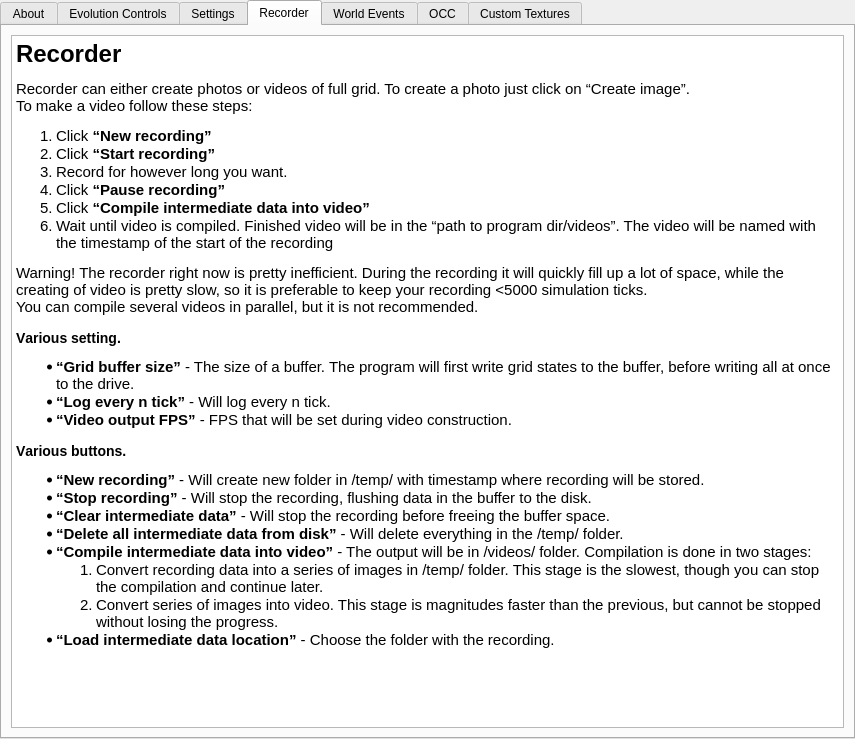
Before: the Qt Designer form Source/UiFiles/info.ui in SuperSpaceEye/LifeEngineExtended, drawn with Qt 5.
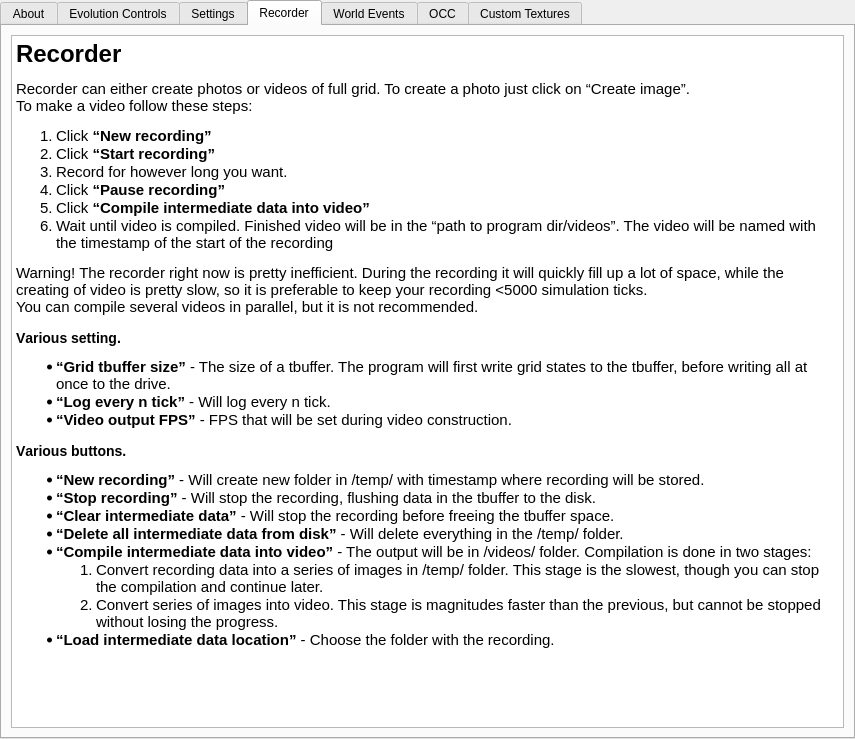
After: the same form once the commit is applied. The open tabs and pages were chosen to show the change.

```diff
--- a/Source/UiFiles/info.ui
+++ b/Source/UiFiles/info.ui
@@ -184,13 +184,13 @@
 &lt;li style=&quot; margin-top:0px; margin-bottom:12px; margin-left:0px; margin-right:0px; -qt-block-indent:0; text-indent:0px;&quot;&gt;Wait until video is compiled. Finished video will be in the “path to program dir/videos”. The video will be named with the timestamp of the start of the recording&lt;/li&gt;&lt;/ol&gt;
 &lt;p style=&quot; margin-top:12px; margin-bottom:12px; margin-left:0px; margin-right:0px; -qt-block-indent:0; text-indent:0px;&quot;&gt;Warning! The recorder right now is pretty inefficient. During the recording it will quickly fill up a lot of space, while the creating of video is pretty slow, so it is preferable to keep your recording &amp;lt;5000 simulation ticks.&lt;br /&gt;You can compile several videos in parallel, but it is not recommended.&lt;/p&gt;
 &lt;h3 style=&quot; margin-top:14px; margin-bottom:12px; margin-left:0px; margin-right:0px; -qt-block-indent:0; text-indent:0px;&quot;&gt;&lt;a name=&quot;Various_setting_13&quot;&gt;&lt;/a&gt;&lt;span style=&quot; font-size:large; font-weight:600;&quot;&gt;V&lt;/span&gt;&lt;span style=&quot; font-size:large; font-weight:600;&quot;&gt;arious setting.&lt;/span&gt;&lt;/h3&gt;
-&lt;ul style=&quot;margin-top: 0px; margin-bottom: 0px; margin-left: 0px; margin-right: 0px; -qt-list-indent: 1;&quot;&gt;&lt;li style=&quot; margin-top:12px; margin-bottom:0px; margin-left:0px; margin-right:0px; -qt-block-indent:0; text-indent:0px;&quot;&gt;&lt;span style=&quot; font-weight:600;&quot;&gt;“Grid buffer size”&lt;/span&gt; - The size of a buffer. The program will first write grid states to the buffer, before writing all at once to the drive.&lt;/li&gt;
+&lt;ul style=&quot;margin-top: 0px; margin-bottom: 0px; margin-left: 0px; margin-right: 0px; -qt-list-indent: 1;&quot;&gt;&lt;li style=&quot; margin-top:12px; margin-bottom:0px; margin-left:0px; margin-right:0px; -qt-block-indent:0; text-indent:0px;&quot;&gt;&lt;span style=&quot; font-weight:600;&quot;&gt;“Grid tbuffer size”&lt;/span&gt; - The size of a tbuffer. The program will first write grid states to the tbuffer, before writing all at once to the drive.&lt;/li&gt;
 &lt;li style=&quot; margin-top:0px; margin-bottom:0px; margin-left:0px; margin-right:0px; -qt-block-indent:0; text-indent:0px;&quot;&gt;&lt;span style=&quot; font-weight:600;&quot;&gt;“Log every n tick”&lt;/span&gt; - Will log every n tick.&lt;/li&gt;
 &lt;li style=&quot; margin-top:0px; margin-bottom:12px; margin-left:0px; margin-right:0px; -qt-block-indent:0; text-indent:0px;&quot;&gt;&lt;span style=&quot; font-weight:600;&quot;&gt;“Video output FPS”&lt;/span&gt; - FPS that will be set during video construction.&lt;/li&gt;&lt;/ul&gt;
 &lt;h3 style=&quot; margin-top:14px; margin-bottom:12px; margin-left:0px; margin-right:0px; -qt-block-indent:0; text-indent:0px;&quot;&gt;&lt;a name=&quot;Various_buttons_18&quot;&gt;&lt;/a&gt;&lt;span style=&quot; font-size:large; font-weight:600;&quot;&gt;V&lt;/span&gt;&lt;span style=&quot; font-size:large; font-weight:600;&quot;&gt;arious buttons.&lt;/span&gt;&lt;/h3&gt;
 &lt;ul style=&quot;margin-top: 0px; margin-bottom: 0px; margin-left: 0px; margin-right: 0px; -qt-list-indent: 1;&quot;&gt;&lt;li style=&quot; margin-top:12px; margin-bottom:0px; margin-left:0px; margin-right:0px; -qt-block-indent:0; text-indent:0px;&quot;&gt;&lt;span style=&quot; font-weight:600;&quot;&gt;“New recording”&lt;/span&gt; - Will create new folder in /temp/ with timestamp where recording will be stored.&lt;/li&gt;
-&lt;li style=&quot; margin-top:0px; margin-bottom:0px; margin-left:0px; margin-right:0px; -qt-block-indent:0; text-indent:0px;&quot;&gt;&lt;span style=&quot; font-weight:600;&quot;&gt;“Stop recording”&lt;/span&gt; - Will stop the recording, flushing data in the buffer to the disk.&lt;/li&gt;
-&lt;li style=&quot; margin-top:0px; margin-bottom:0px; margin-left:0px; margin-right:0px; -qt-block-indent:0; text-indent:0px;&quot;&gt;&lt;span style=&quot; font-weight:600;&quot;&gt;“Clear intermediate data”&lt;/span&gt; - Will stop the recording before freeing the buffer space.&lt;/li&gt;
+&lt;li style=&quot; margin-top:0px; margin-bottom:0px; margin-left:0px; margin-right:0px; -qt-block-indent:0; text-indent:0px;&quot;&gt;&lt;span style=&quot; font-weight:600;&quot;&gt;“Stop recording”&lt;/span&gt; - Will stop the recording, flushing data in the tbuffer to the disk.&lt;/li&gt;
+&lt;li style=&quot; margin-top:0px; margin-bottom:0px; margin-left:0px; margin-right:0px; -qt-block-indent:0; text-indent:0px;&quot;&gt;&lt;span style=&quot; font-weight:600;&quot;&gt;“Clear intermediate data”&lt;/span&gt; - Will stop the recording before freeing the tbuffer space.&lt;/li&gt;
 &lt;li style=&quot; margin-top:0px; margin-bottom:0px; margin-left:0px; margin-right:0px; -qt-block-indent:0; text-indent:0px;&quot;&gt;&lt;span style=&quot; font-weight:600;&quot;&gt;“Delete all intermediate data from disk”&lt;/span&gt; - Will delete everything in the /temp/ folder.&lt;/li&gt;
 &lt;li style=&quot; margin-top:0px; margin-bottom:0px; margin-left:0px; margin-right:0px; -qt-block-indent:0; text-indent:0px;&quot;&gt;&lt;span style=&quot; font-weight:600;&quot;&gt;“Compile intermediate data into video”&lt;/span&gt; - The output will be in /videos/ folder. Compilation is done in two stages:&lt;/li&gt;
 &lt;ol style=&quot;margin-top: 0px; margin-bottom: 0px; margin-left: 0px; margin-right: 0px; -qt-list-indent: 2;&quot;&gt;&lt;li style=&quot; margin-top:0px; margin-bottom:0px; margin-left:0px; margin-right:0px; -qt-block-indent:0; text-indent:0px;&quot;&gt;Convert recording data into a series of images in /temp/ folder. This stage is the slowest, though you can stop the compilation and continue later.&lt;/li&gt;
```
